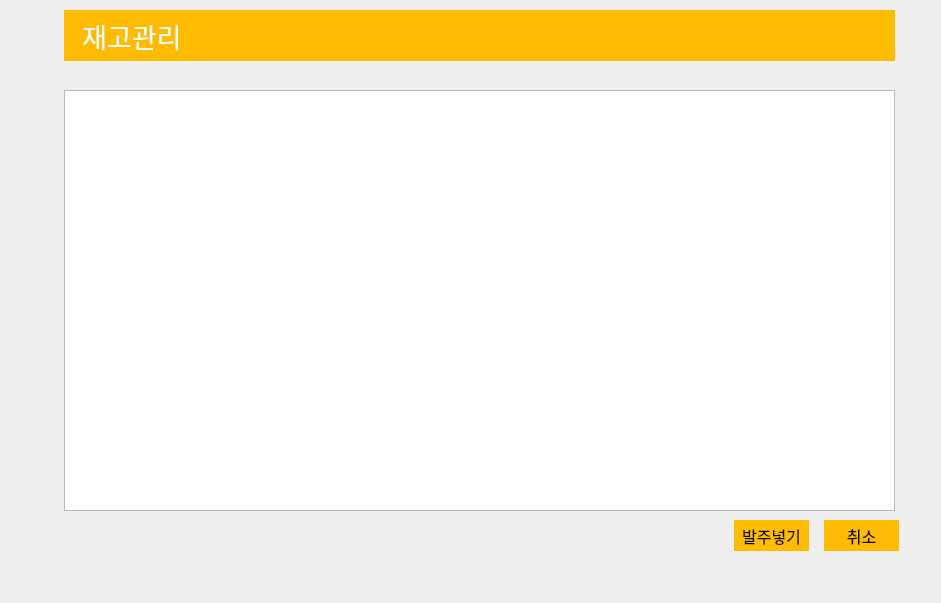
The window that snack_bar.ui (jungyeonwoo265/snack_bar) describes before a commit, drawn with Qt 5.
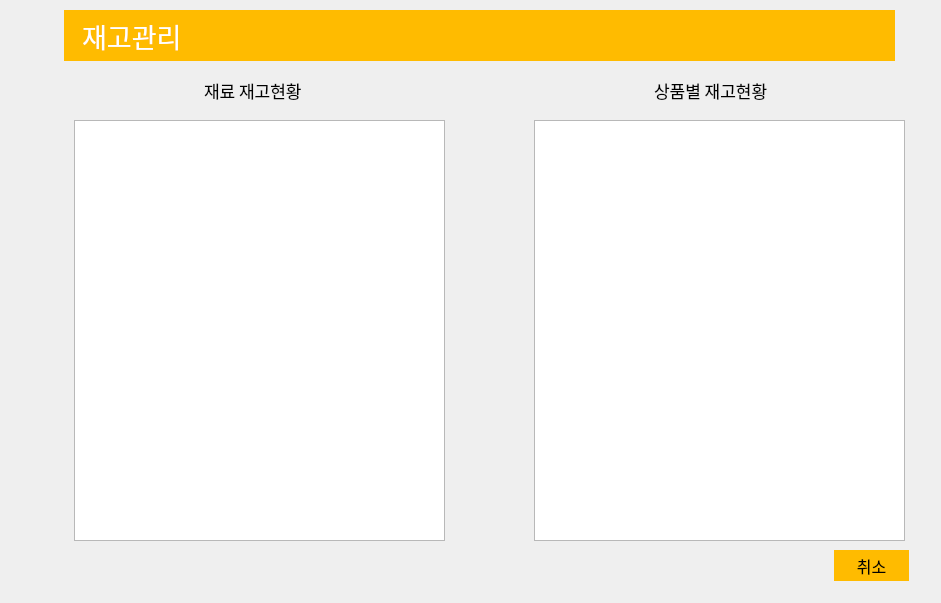
The same window after the commit. The open tabs and pages were chosen to show the change. Icons and pictures are not drawn.

Commit message: 재고현황 ui 수정

Diff of the .ui file:
```diff
--- a/snack_bar.ui
+++ b/snack_bar.ui
@@ -1483,42 +1483,18 @@
     <widget class="QTableWidget" name="inventorylist">
      <property name="geometry">
       <rect>
-       <x>50</x>
-       <y>80</y>
-       <width>831</width>
+       <x>60</x>
+       <y>110</y>
+       <width>371</width>
        <height>421</height>
       </rect>
      </property>
     </widget>
-    <widget class="QPushButton" name="inventory_add_button">
-     <property name="geometry">
-      <rect>
-       <x>720</x>
-       <y>510</y>
-       <width>75</width>
-       <height>31</height>
-      </rect>
-     </property>
-     <property name="font">
-      <font>
-       <family>경기천년바탕 Bold</family>
-       <pointsize>12</pointsize>
-      </font>
-     </property>
-     <property name="styleSheet">
-      <string notr="true">background-color:rgb(255,187,0);
-border-style: solid;
-</string>
-     </property>
-     <property name="text">
-      <string>발주넣기</string>
-     </property>
-    </widget>
     <widget class="QPushButton" name="back_button">
      <property name="geometry">
       <rect>
-       <x>810</x>
-       <y>510</y>
+       <x>820</x>
+       <y>540</y>
        <width>75</width>
        <height>31</height>
       </rect>
@@ -1562,6 +1538,42 @@
       <string>   재고관리</string>
      </property>
     </widget>
+    <widget class="QTableWidget" name="inventorylist_2">
+     <property name="geometry">
+      <rect>
+       <x>520</x>
+       <y>110</y>
+       <width>371</width>
+       <height>421</height>
+      </rect>
+     </property>
+    </widget>
+    <widget class="QLabel" name="label_18">
+     <property name="geometry">
+      <rect>
+       <x>190</x>
+       <y>60</y>
+       <width>111</width>
+       <height>41</height>
+      </rect>
+     </property>
+     <property name="text">
+      <string>재료 재고현황</string>
+     </property>
+    </widget>
+    <widget class="QLabel" name="label_19">
+     <property name="geometry">
+      <rect>
+       <x>640</x>
+       <y>60</y>
+       <width>121</width>
+       <height>41</height>
+      </rect>
+     </property>
+     <property name="text">
+      <string>상품별 재고현황</string>
+     </property>
+    </widget>
    </widget>
    <widget class="QWidget" name="page_6">
     <widget class="QTableWidget" name="tableWidget_2">
```
Left out of the diff: 60 changed lines with no effect on the pictures.
